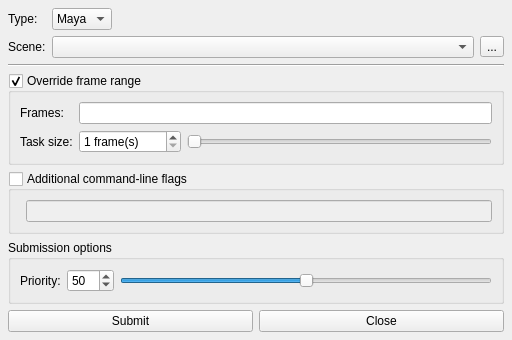
The window that core/tools/renderQueue/submit_ui.ui (mjbonnington/icarus-gps) describes before a commit, drawn with Qt 5.
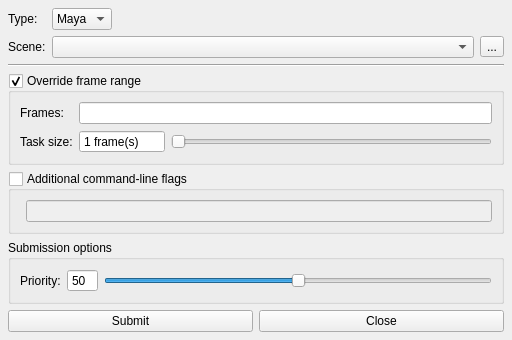
The same window after the commit.

The edit to the form file:
```diff
--- a/core/tools/renderQueue/submit_ui.ui
+++ b/core/tools/renderQueue/submit_ui.ui
@@ -7,7 +7,7 @@
     <x>0</x>
     <y>0</y>
     <width>512</width>
-    <height>320</height>
+    <height>331</height>
    </rect>
   </property>
   <property name="windowTitle">
@@ -154,6 +154,9 @@
              <property name="toolTip">
               <string>How many frames to submit for each task.</string>
              </property>
+             <property name="buttonSymbols">
+              <enum>QAbstractSpinBox::NoButtons</enum>
+             </property>
              <property name="suffix">
               <string> frame(s)</string>
              </property>
@@ -240,6 +243,9 @@
              <property name="toolTip">
               <string>Set the priority for this render job. Setting the priority to zero will pause the job.</string>
              </property>
+             <property name="buttonSymbols">
+              <enum>QAbstractSpinBox::NoButtons</enum>
+             </property>
              <property name="minimum">
               <number>0</number>
              </property>
```
